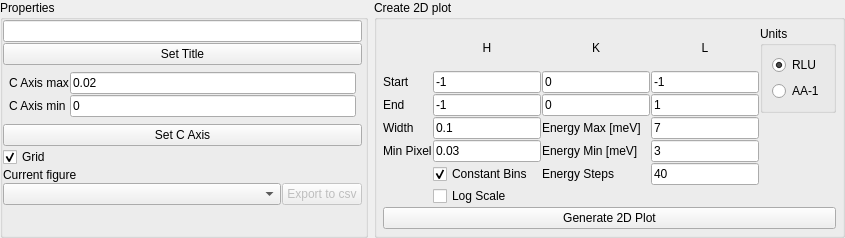
Before: the Qt Designer form src/main/resources/base/Views/QELine.ui in MJOLNIRPackage/MJOLNIR-GUI, drawn with Qt 5.
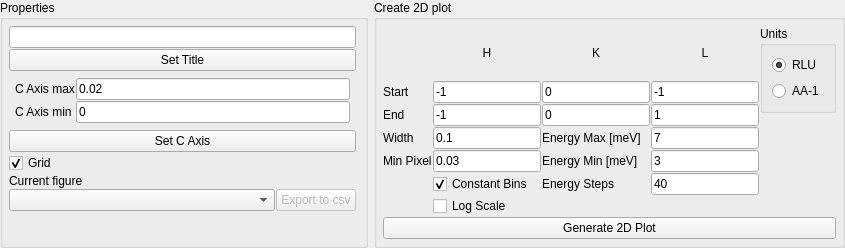
After: the same form once the commit is applied.

The edit to the form file:
```diff
--- a/src/main/resources/base/Views/QELine.ui
+++ b/src/main/resources/base/Views/QELine.ui
@@ -7,7 +7,7 @@
     <x>0</x>
     <y>0</y>
     <width>845</width>
-    <height>238</height>
+    <height>248</height>
    </rect>
   </property>
   <property name="windowTitle">
@@ -54,7 +54,19 @@
        <number>0</number>
       </property>
       <item>
-       <layout class="QVBoxLayout" name="verticalLayout_4">
+       <layout class="QVBoxLayout" name="verticalLayout_4" stretch="0,0,0,0,0,0,0,1">
+        <property name="leftMargin">
+         <number>6</number>
+        </property>
+        <property name="topMargin">
+         <number>6</number>
+        </property>
+        <property name="rightMargin">
+         <number>6</number>
+        </property>
+        <property name="bottomMargin">
+         <number>6</number>
+        </property>
         <item>
          <widget class="QLineEdit" name="QELine_SetTitle_lineEdit">
           <property name="toolTip">
```
